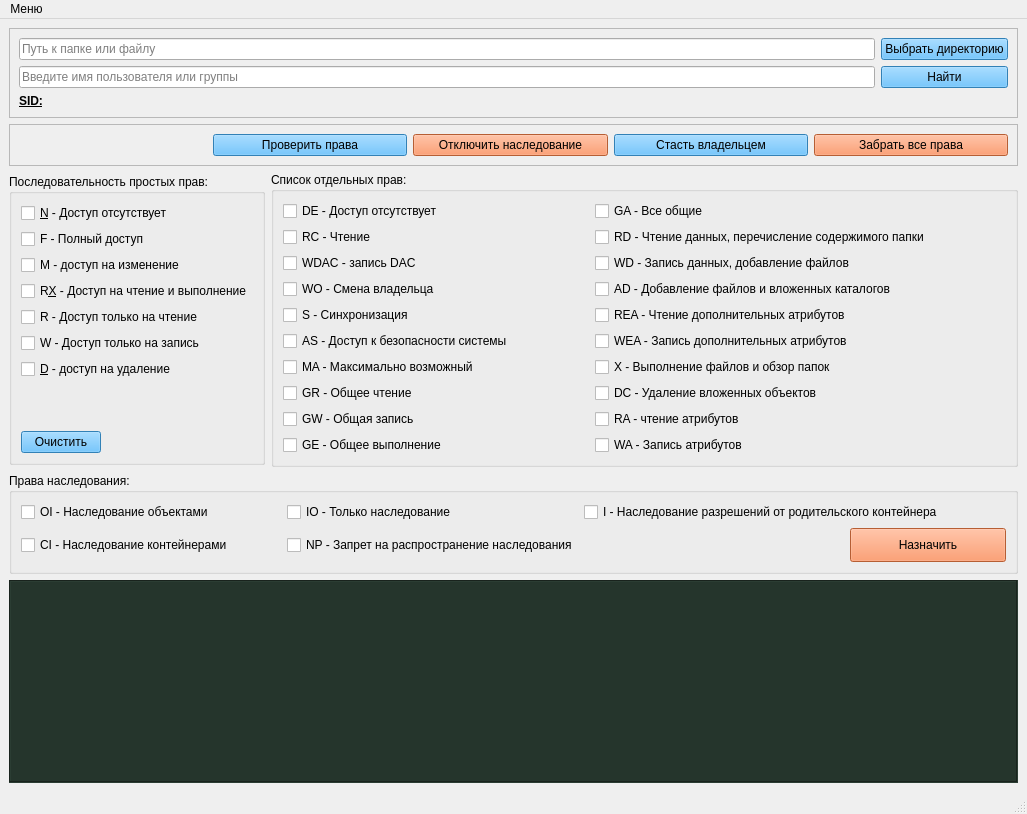
Qt form PyQTT/xCacls_shell/iCaclsGUI_2.ui (erfaenda/PiuPiu) before a commit.
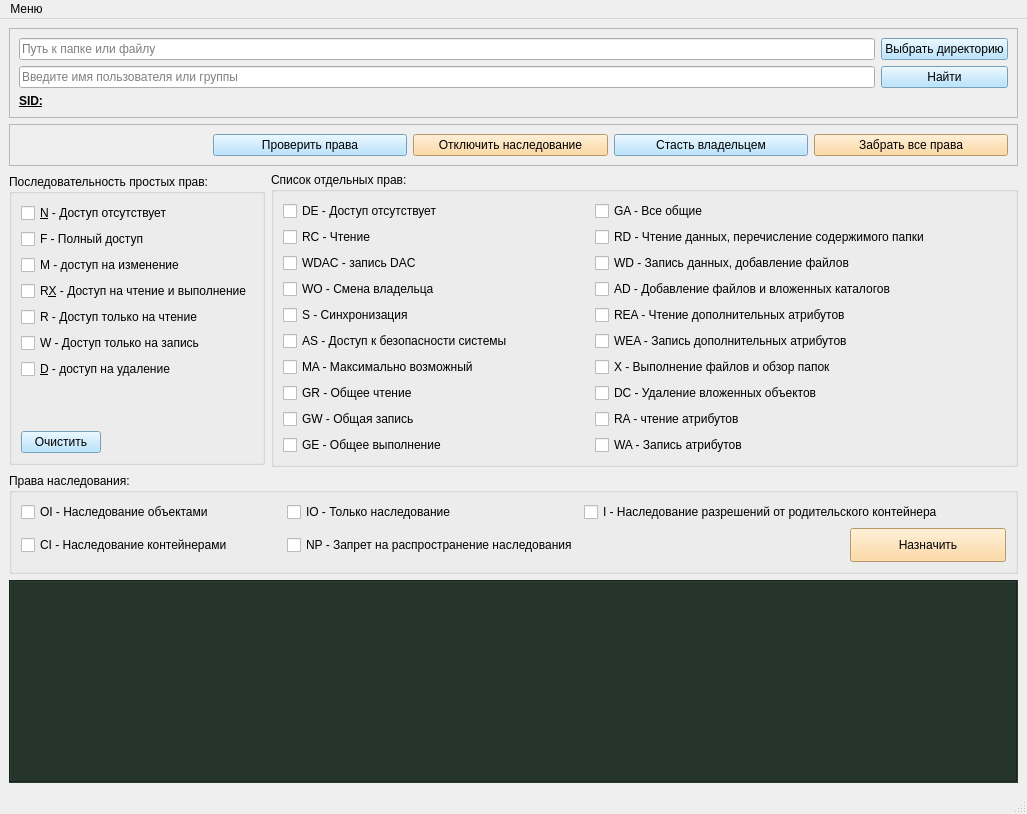
The same form after that commit. Icons and pictures are not drawn.

```diff
--- a/PyQTT/xCacls_shell/iCaclsGUI_2.ui
+++ b/PyQTT/xCacls_shell/iCaclsGUI_2.ui
@@ -48,7 +48,7 @@
        <item row="0" column="1">
         <widget class="QPushButton" name="pushButton">
          <property name="styleSheet">
-          <string notr="true">background:rgb(70, 181, 255)</string>
+          <string notr="true">background:rgb(165, 221, 255)</string>
          </property>
          <property name="text">
           <string>Выбрать директорию</string>
@@ -65,7 +65,7 @@
        <item row="1" column="1">
         <widget class="QPushButton" name="pushButton_2">
          <property name="styleSheet">
-          <string notr="true">background:rgb(70, 181, 255)</string>
+          <string notr="true">background:rgb(165, 221, 255)</string>
          </property>
          <property name="text">
           <string>Найти</string>
@@ -354,7 +354,7 @@
        <item row="8" column="0">
         <widget class="QPushButton" name="pushButton_4">
          <property name="styleSheet">
-          <string notr="true">background:rgb(70, 181, 255)</string>
+          <string notr="true">background:rgb(165, 221, 255)</string>
          </property>
          <property name="text">
           <string>Очистить</string>
@@ -526,7 +526,7 @@
           </size>
          </property>
          <property name="styleSheet">
-          <string notr="true">background:rgb(255, 131, 73)</string>
+          <string notr="true">background:rgb(255, 210, 138)</string>
          </property>
          <property name="text">
           <string>Назначить</string>
@@ -583,7 +583,7 @@
           </sizepolicy>
          </property>
          <property name="styleSheet">
-          <string notr="true">background:rgb(70, 181, 255)</string>
+          <string notr="true">background:rgb(165, 221, 255)</string>
          </property>
          <property name="text">
           <string>Проверить права</string>
@@ -599,7 +599,7 @@
           </sizepolicy>
          </property>
          <property name="styleSheet">
-          <string notr="true">background:rgb(255, 131, 73)</string>
+          <string notr="true">background:rgb(255, 210, 138)</string>
          </property>
          <property name="text">
           <string>Отключить наследование</string>
@@ -615,7 +615,7 @@
           </sizepolicy>
          </property>
          <property name="styleSheet">
-          <string notr="true">background:rgb(70, 181, 255)</string>
+          <string notr="true">background:rgb(165, 221, 255)</string>
          </property>
          <property name="text">
           <string>Стасть владельцем</string>
@@ -631,7 +631,7 @@
           </sizepolicy>
          </property>
          <property name="styleSheet">
-          <string notr="true">background:rgb(255, 131, 73)</string>
+          <string notr="true">background:rgb(255, 210, 138)</string>
          </property>
          <property name="text">
           <string>Забрать все права</string>
```
Left out of the diff: 6 changed lines with no effect on the pictures.
